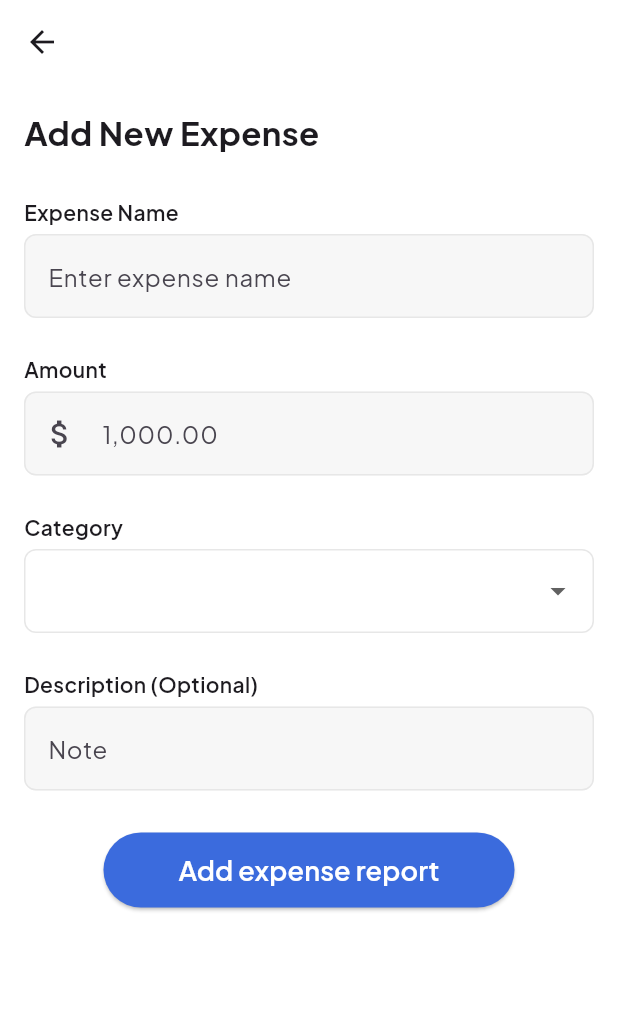
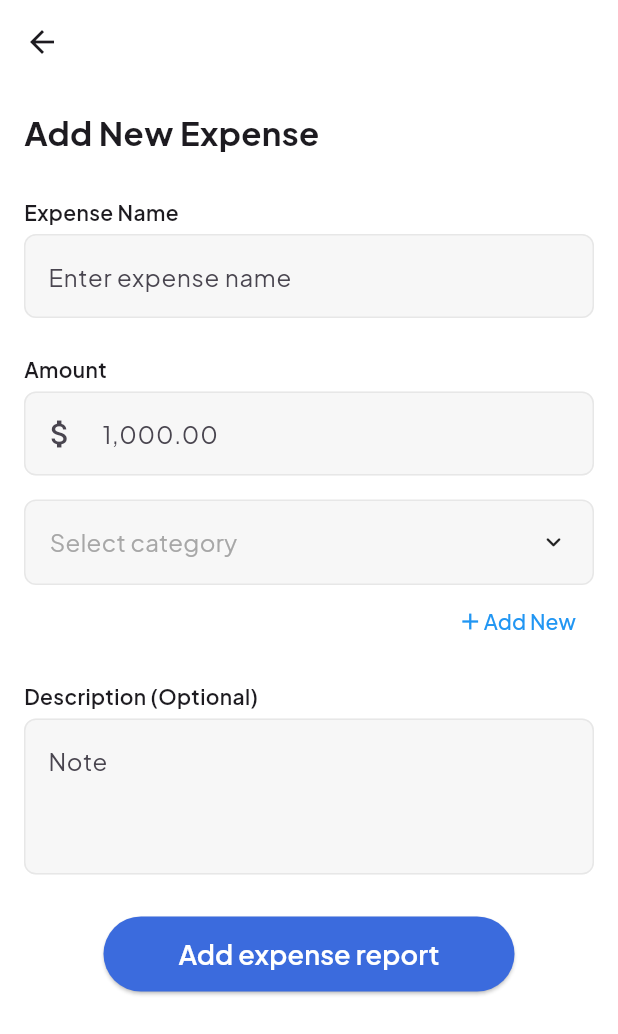
Before and after one commit to Efhemo/expar, a Flutter app: the AddExpenseScreen screen opened by its route, on a phone screen of 412 x 824 dp. Shown: the top 1034 px of the screen. Run offline on Flutter 3.47's test engine with Material 3 defaults, Android fonts, the phone set to English and light mode, and no system bars; our stand-ins replace animated_custom_dropdown, flutter_svg, go_router, google_fonts, iconsax.

Commit message:
add new expense page

```diff
--- a/lib/screens/dashboard.dart
+++ b/lib/screens/dashboard.dart
@@ -58,7 +58,7 @@ class _DashboardState extends State<Dashboard> {
         onPressed: () {},
         backgroundColor: primaryColor,
         shape: const CircleBorder(),
-        child: const Icon(Icons.add, color: Colors.white),
+        child: const Icon(Iconsax.add, color: Colors.white),
       ),
       floatingActionButtonLocation: FloatingActionButtonLocation.centerDocked,
     );
--- a/lib/screens/home/add_expense.dart
+++ b/lib/screens/home/add_expense.dart
@@ -1,8 +1,12 @@
+import 'dart:developer';
+
+import 'package:animated_custom_dropdown/custom_dropdown.dart';
 import 'package:flutter/material.dart';
 import 'package:flutter/services.dart';
 import 'package:myapp/utils/currency_input_formatter.dart';
+import 'package:myapp/utils/palette.dart';
 import 'package:myapp/widgets/custom_button.dart';
-import 'package:myapp/widgets/custom_dropdown.dart';
+import 'package:myapp/widgets/custom_text_button.dart';
 import 'package:myapp/widgets/custom_text_input.dart';
 
 class AddExpenseScreen extends StatefulWidget {
@@ -20,7 +24,18 @@ class _AddExpenseScreenState extends State<AddExpenseScreen> {
 
   String? _selectedCategory;
 
-  final _categories = ['Food', 'Transportation', 'Entertainment'];
+  final List<String> _categories = [
+    'Food',
+    'Transportation',
+    'Entertainment',
+    'Equipment',
+  ];
+
+  void _addCategory(String newCategory) {
+    setState(() {
+      _categories.add(newCategory);
+    });
+  }
 
   @override
   void dispose() {
@@ -74,25 +89,39 @@ class _AddExpenseScreenState extends State<AddExpenseScreen> {
                   ],
                 ),
                 const SizedBox(height: 8),
-                CustomDropdown<String>(
-                  labelText: 'Category',
-                  value: _selectedCategory,
-                  items: _categories.map((item) => DropdownMenuItem(
-                    value: item,
-                    child: Text(item),
-                  )).toList(),
+                CustomDropdown<String>.search(
+                  hintText: 'Select category',
+                  items: _categories,
+                  initialItem: _selectedCategory,
+                  overlayHeight: 342,
+                  decoration: CustomDropdownDecoration(
+                    closedFillColor: fillGrey,
+                    closedBorderRadius: BorderRadius.circular(8.0),
+                    closedBorder: Border.all(color: strokeGrey, width: 1),
+                    expandedBorderRadius: BorderRadius.circular(8.0),
+                    expandedBorder: Border.all(color: strokeGrey, width: 1),
+                  ),
                   onChanged: (value) {
+                    log('SearchDropdown onChanged value: $value');
                     setState(() {
                       _selectedCategory = value;
                     });
                   },
                 ),
+                Row(
+                  children: [
+                    Expanded(child: SizedBox.shrink()),
+                    CustomTextButton(addCategory: _addCategory),
+                  ],
+                ),
+
                 const SizedBox(height: 8),
                 CustomTextInput(
                   labelText: 'Description (Optional)',
                   hintText: 'Note',
                   controller: _descriptionController,
                   keyboardType: TextInputType.multiline,
+                  maxLines: 3,
                 ),
                 const SizedBox(height: 20),
                 Align(
--- /dev/null
+++ b/lib/widgets/custom_text_button.dart
@@ -0,0 +1,77 @@
+import 'package:flutter/material.dart';
+import 'package:myapp/widgets/custom_button.dart';
+
+import 'custom_text_input.dart';
+
+class CustomTextButton extends StatefulWidget {
+  final Function(String) addCategory;
+  const CustomTextButton({super.key, required this.addCategory});
+
+  @override
+  State<CustomTextButton> createState() => _CustomTextButtonState();
+}
+
+class _CustomTextButtonState extends State<CustomTextButton> {
+  final TextEditingController _newCategoryController = TextEditingController();
+
+  @override
+  void dispose() {
+    _newCategoryController.dispose();
+    super.dispose();
+  }
+
+  @override
+  Widget build(BuildContext context) {
+    return TextButton(
+      onPressed: () {
+        showDialog(
+          context: context,
+          builder: (BuildContext context) {
+            return AlertDialog(
+              backgroundColor: Colors.white,
+              shape: RoundedRectangleBorder(
+                borderRadius: BorderRadius.circular(10.0),
+              ),
+              title: const Text(
+                'Add New Category',
+                style: TextStyle(fontSize: 16, fontWeight: FontWeight.w600),
+              ),
+
+              content: Column(
+                mainAxisSize: MainAxisSize.min,
+                children: [
+                  Column(
+                    children: [
+                      CustomTextInput(
+                        labelText: 'Category',
+                        hintText: 'Enter category name',
+                        controller: _newCategoryController,
+                      ),
+                      SizedBox(height: 40),
+                      CustomButton(
+                        text: 'Save',
+                        onPressed: () {
+                          final newCategory = _newCategoryController.text;
+                          if (newCategory.isNotEmpty) {
+                            widget.addCategory(newCategory);
+                          }
+                          Navigator.pop(context);
+                        },
+                      ),
+                    ],
+                  ),
+                ],
+              ),
+            );
+          },
+        );
+      },
+      child: const Row(
+        children: [
+          Icon(Icons.add, color: Colors.blue),
+          Text('Add New', style: TextStyle(color: Colors.blue)),
+        ],
+      ),
+    );
+  }
+}
--- a/lib/widgets/custom_text_input.dart
+++ b/lib/widgets/custom_text_input.dart
@@ -10,6 +10,7 @@ class CustomTextInput extends StatelessWidget {
   final TextInputType? keyboardType;
   final List<TextInputFormatter>? inputFormatters;
   final bool obscureText;
+  final int? maxLines;
 
   const CustomTextInput({
     Key? key,
@@ -20,6 +21,7 @@ class CustomTextInput extends StatelessWidget {
     this.keyboardType,
     this.inputFormatters,
     this.obscureText = false,
+    this.maxLines,
   }) : super(key: key);
 
   @override
@@ -38,6 +40,7 @@ class CustomTextInput extends StatelessWidget {
             keyboardType: keyboardType,
             inputFormatters: inputFormatters,
             obscureText: obscureText,
+            maxLines: maxLines,
             decoration: InputDecoration(
               filled: true,
               fillColor: fillGrey,
--- a/pubspec.yaml
+++ b/pubspec.yaml
@@ -39,6 +39,7 @@ dependencies:
   flutter_svg: ^2.0.17
   google_fonts: ^6.2.0
   intl: ^0.20.2
+  animated_custom_dropdown: 3.1.1
 
 dev_dependencies:
   flutter_test:
```
Also changed, not shown: lib/widgets/category_popup.dart (added, +134 -0 lines), pubspec.lock.
